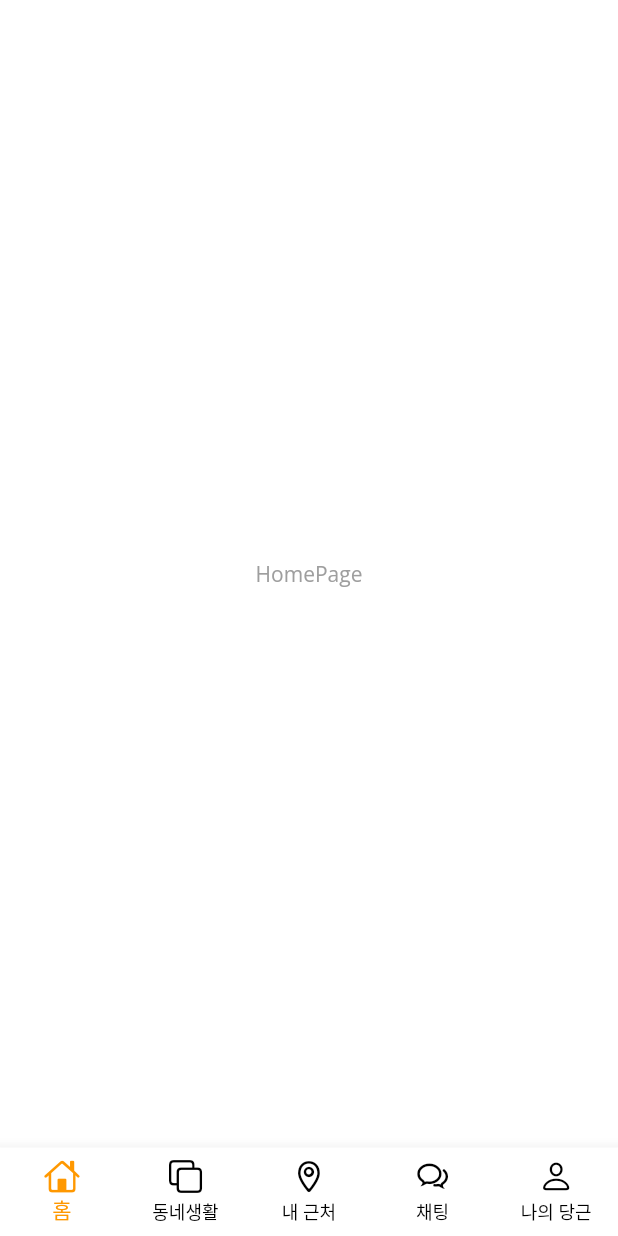
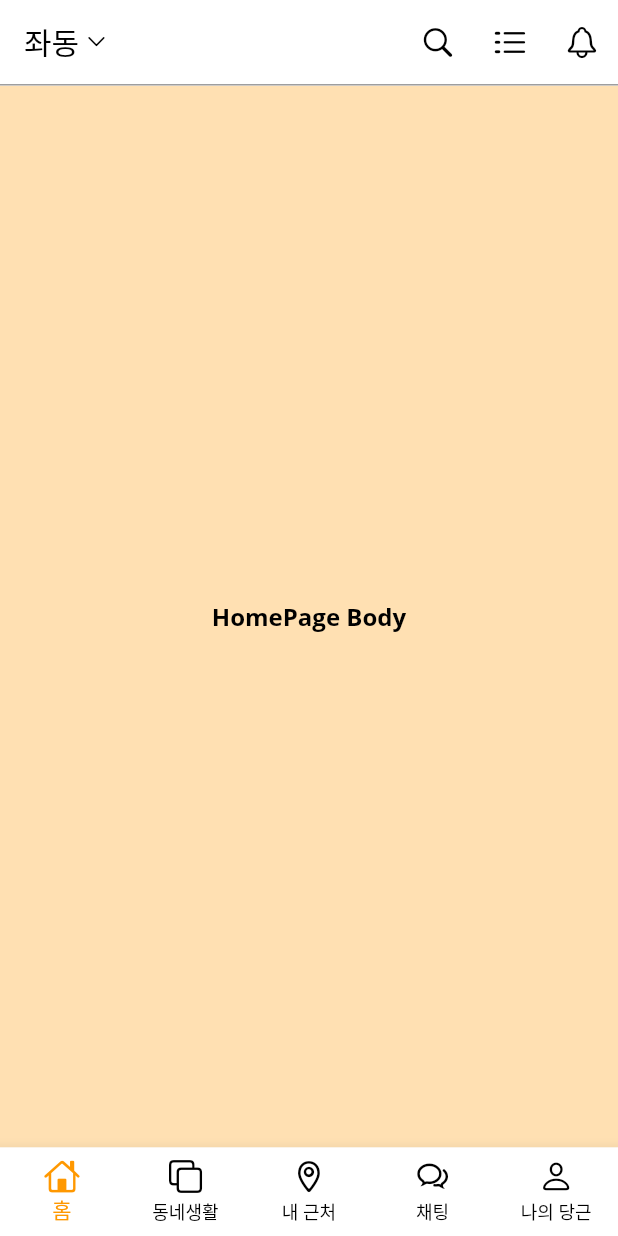
Before and after one commit to Jo-HyeRin/Flutter-CarrotMarket, a Flutter app: the screen it shows after launch, on a phone screen of 412 x 824 dp. Run offline on Flutter 3.47's test engine with Material 2 defaults, Android fonts, the phone set to English and light mode, and no system bars; our stand-ins replace font_awesome_flutter, google_fonts.

Commit message:
theme add, home_page appbar 적용

```diff
--- a/lib/theme.dart
+++ b/lib/theme.dart
@@ -15,7 +15,8 @@ TextTheme textTheme() {
 AppBarTheme appTheme() {
   return AppBarTheme(
     centerTitle: false,
-    color: Colors.white,
+    backgroundColor: Colors.white,
+    foregroundColor: Colors.black, // 글자색
     elevation: 0.0,
     titleTextStyle: textTheme().headline6,
   );
--- a/lib/view/pages/main/home/home_page.dart
+++ b/lib/view/pages/main/home/home_page.dart
@@ -1,3 +1,5 @@
+import 'package:carrot_market/theme.dart';
+import 'package:flutter/cupertino.dart';
 import 'package:flutter/material.dart';
 
 class HomePage extends StatelessWidget {
@@ -5,8 +7,35 @@ class HomePage extends StatelessWidget {
 
   @override
   Widget build(BuildContext context) {
-    return Center(
-      child: Text("HomePage"),
+    return Scaffold(
+      appBar: AppBar(
+        title: Row(
+          children: [
+            Text("좌동"),
+            SizedBox(width: 4.0),
+            Icon(CupertinoIcons.chevron_down, size: 15),
+          ],
+        ),
+        actions: [
+          IconButton(onPressed: (){}, icon: Icon(CupertinoIcons.search)),
+          IconButton(onPressed: (){}, icon: Icon(CupertinoIcons.list_dash)),
+          IconButton(onPressed: (){}, icon: Icon(CupertinoIcons.bell)),
+        ],
+        bottom: PreferredSize(
+          preferredSize: Size.fromHeight(1),
+          child: Divider(
+            thickness: 1,
+            height: 1,
+            color: Colors.grey,
+          ),
+        ),
+      ),
+      body: Container(
+        color: Colors.orange[100],
+        child: Center(
+          child: Text("HomePage Body", style: textTheme().headline2),
+        ),
+      ),
     );
   }
 }
```
